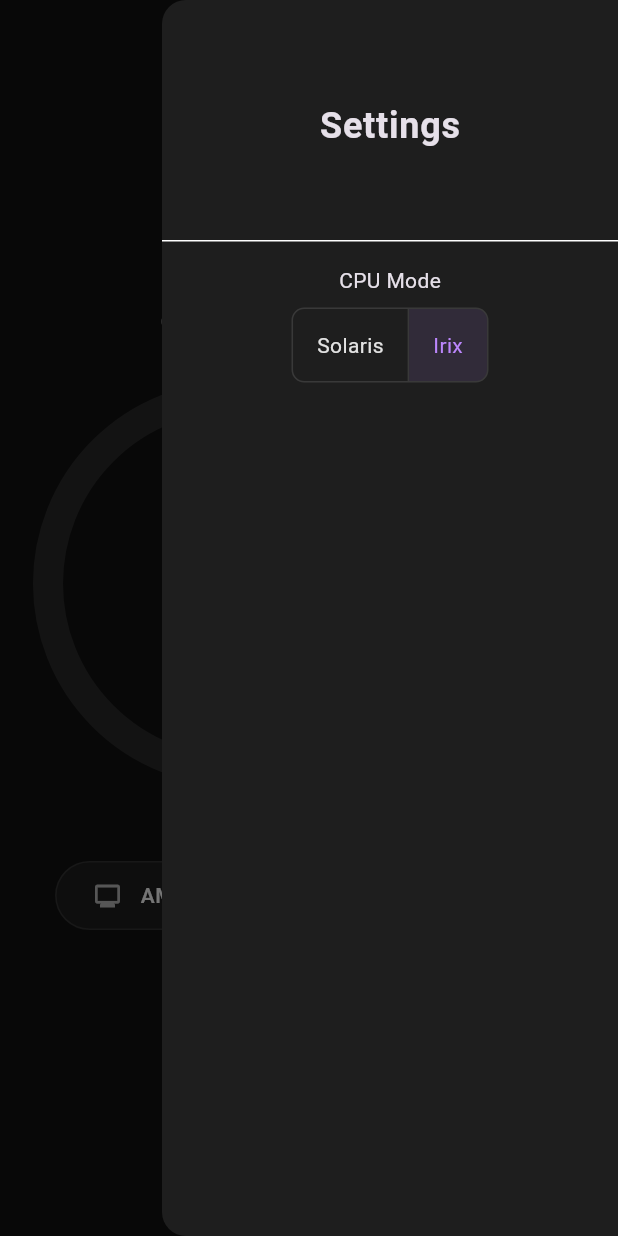
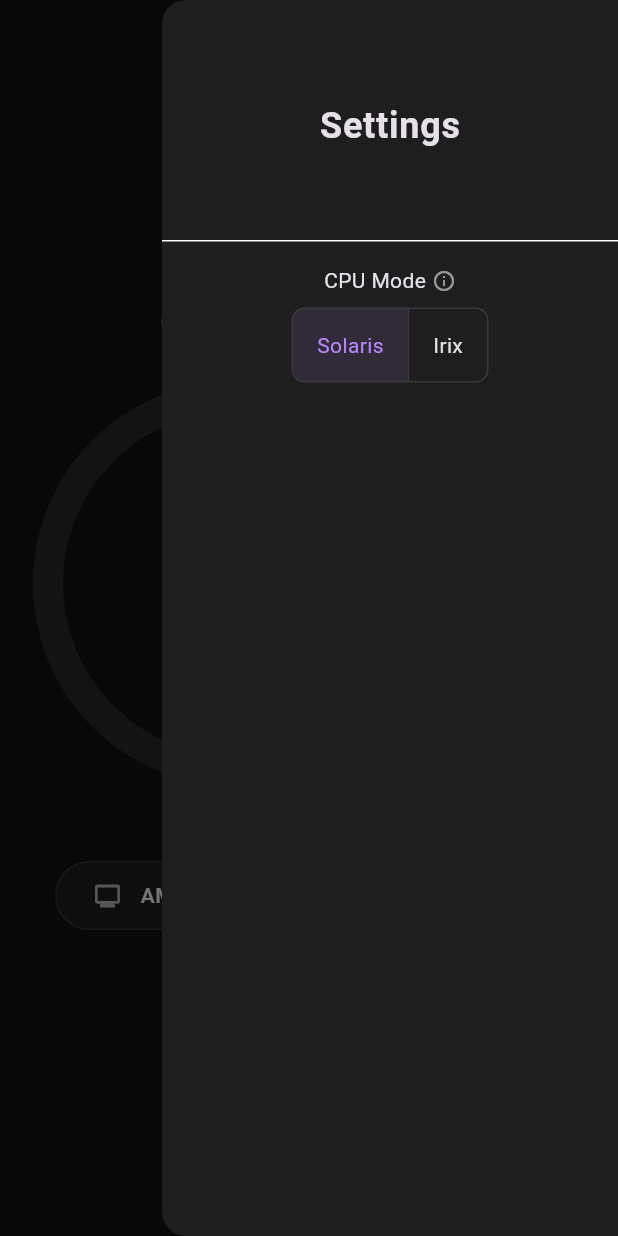
Before and after one commit to huynhtastic/linux_stats, a Flutter app: the screen it shows after launch, with the side drawer open, on a phone screen of 412 x 824 dp. Run offline on Flutter 3.47's test engine with Material 3 defaults, Android fonts, the phone set to English and light mode, and no system bars.

Commit message:
refactor: extract irix_solaris_switch

```diff
--- a/lib/features/cpu/cpu_service.dart
+++ b/lib/features/cpu/cpu_service.dart
@@ -51,7 +51,7 @@ class CPUService with ChangeNotifier {
     return cpuInfo;
   }
 
-  CpuMode _mode = CpuMode.irix;
+  CpuMode _mode = CpuMode.solaris;
   CpuMode get mode => _mode;
 
   void setMode(CpuMode mode) {
--- /dev/null
+++ b/lib/features/cpu/irix_solaris_switch.dart
@@ -0,0 +1,112 @@
+import 'dart:io';
+
+import 'package:flutter/material.dart';
+
+import 'cpu_service.dart';
+
+class IrixSolarisSwitch extends StatelessWidget {
+  const IrixSolarisSwitch({super.key, required this.cpuService});
+
+  final CPUService cpuService;
+
+  @override
+  Widget build(BuildContext context) {
+    return ListenableBuilder(
+      listenable: cpuService,
+      builder: (context, _) {
+        return Column(
+          children: [
+            Padding(
+              padding: const EdgeInsets.all(8.0),
+              child: Tooltip(
+                enableTapToDismiss: false,
+                preferBelow: false,
+                constraints: const BoxConstraints(maxWidth: 350),
+                decoration: BoxDecoration(
+                  color: const Color(0xFF2C2C2C),
+                  borderRadius: BorderRadius.circular(8),
+                  border: Border.all(color: Colors.white24),
+                  boxShadow: const [
+                    BoxShadow(
+                      color: Colors.black45,
+                      blurRadius: 8,
+                      offset: Offset(0, 4),
+                    ),
+                  ],
+                ),
+                richMessage: _buildTooltipContent(context),
+                child: const Row(
+                  mainAxisSize: MainAxisSize.min,
+                  children: [
+                    Text('CPU Mode'),
+                    SizedBox(width: 4),
+                    Icon(Icons.info_outline, size: 16, color: Colors.white54),
+                  ],
+                ),
+              ),
+            ),
+            ToggleButtons(
+              borderRadius: BorderRadius.circular(8),
+              isSelected: [
+                cpuService.mode == CpuMode.solaris,
+                cpuService.mode == CpuMode.irix,
+              ],
+              onPressed: (index) {
+                cpuService.setMode(index == 0 ? CpuMode.solaris : CpuMode.irix);
+              },
+              children: const [
+                Padding(
+                  padding: EdgeInsets.symmetric(horizontal: 16),
+                  child: Text('Solaris'),
+                ),
+                Padding(
+                  padding: EdgeInsets.symmetric(horizontal: 16),
+                  child: Text('Irix'),
+                ),
+              ],
+            ),
+          ],
+        );
+      },
+    );
+  }
+
+  TextSpan _buildTooltipContent(BuildContext context) {
+    final textStyle = Theme.of(context).textTheme.bodySmall?.copyWith(
+          color: Colors.white,
+          fontSize: 16,
+        );
+    final boldStyle = textStyle?.copyWith(fontWeight: FontWeight.bold);
+    final codeStyle = textStyle?.copyWith(
+      fontFamily: 'monospace',
+      backgroundColor: Colors.white10,
+    );
+    // final linkStyle = textStyle?.copyWith(
+    //   color: Colors.blueAccent,
+    //   decoration: TextDecoration.underline,
+    // );
+
+    return TextSpan(
+      style: textStyle,
+      children: [
+        TextSpan(text: 'Solaris (default): ', style: boldStyle),
+        const TextSpan(
+            text:
+                'shows CPU Usage from 0 to 100% as an average of usage across all processors\n\n'),
+        TextSpan(text: 'Irix: ', style: boldStyle),
+        const TextSpan(
+            text:
+                'shows CPU usage from 0 to 100 * number of available processors on the machine '),
+        TextSpan(text: '(${Platform.numberOfProcessors})', style: codeStyle),
+        // TODO: When adding url_launcher
+        // const TextSpan(text: '\n\nLearn more from '),
+        // TextSpan(
+        //   text: 'man top',
+        //   style: linkStyle,
+        //   // In a real app with url_launcher, add TapGestureRecognizer here
+        // ),
+        // const TextSpan(text: '.'),
+      ],
+    );
+  }
+}
--- a/lib/settings_drawer.dart
+++ b/lib/settings_drawer.dart
@@ -1,6 +1,7 @@
 import 'package:flutter/material.dart';
 
 import 'features/cpu/cpu_service.dart';
+import 'features/cpu/irix_solaris_switch.dart';
 
 class SettingsDrawer extends StatelessWidget {
   final CPUService cpuService;
@@ -20,36 +21,7 @@ class SettingsDrawer extends StatelessWidget {
               ),
             ),
           ),
-          const Padding(
-            padding: EdgeInsets.all(8.0),
-            child: Text('CPU Mode'),
-          ),
-          ListenableBuilder(
-            listenable: cpuService,
-            builder: (context, _) {
-              return ToggleButtons(
-                borderRadius: BorderRadius.circular(8),
-                isSelected: [
-                  cpuService.mode == CpuMode.solaris,
-                  cpuService.mode == CpuMode.irix,
-                ],
-                onPressed: (index) {
-                  cpuService
-                      .setMode(index == 0 ? CpuMode.solaris : CpuMode.irix);
-                },
-                children: const [
-                  Padding(
-                    padding: EdgeInsets.symmetric(horizontal: 16),
-                    child: Text('Solaris'),
-                  ),
-                  Padding(
-                    padding: EdgeInsets.symmetric(horizontal: 16),
-                    child: Text('Irix'),
-                  ),
-                ],
-              );
-            },
-          ),
+          IrixSolarisSwitch(cpuService: cpuService),
         ],
       ),
     );
```
